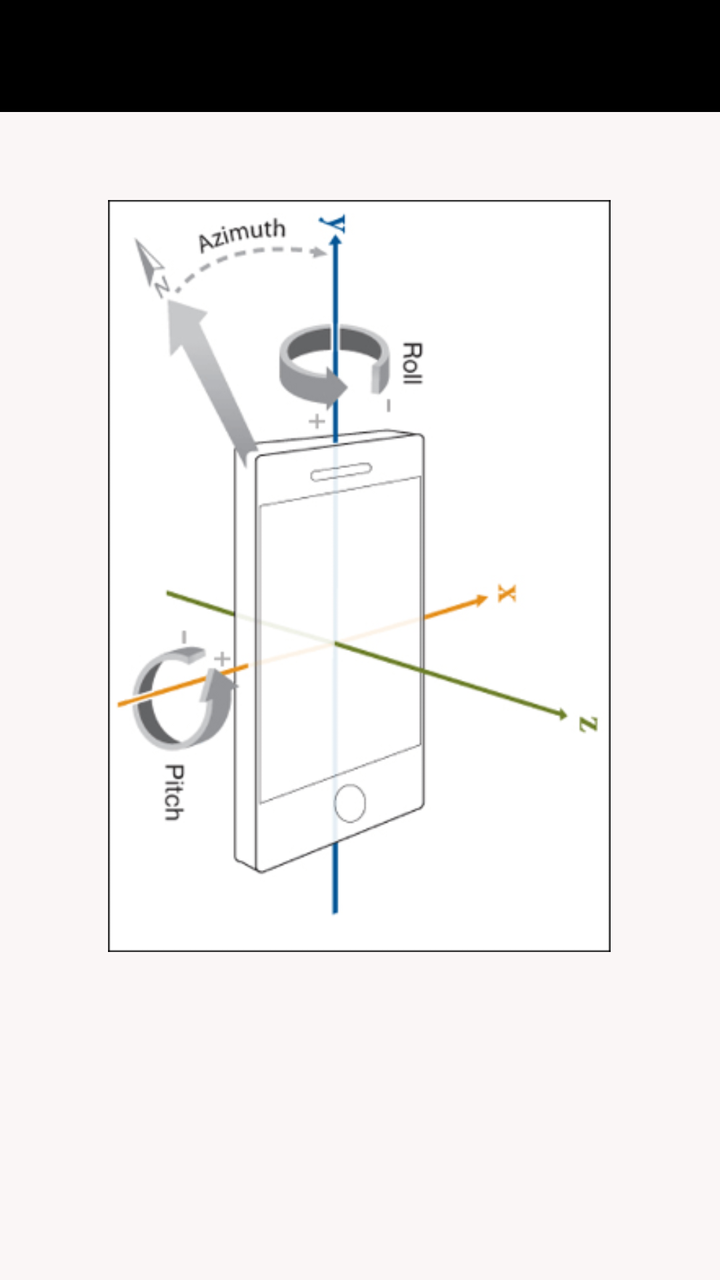
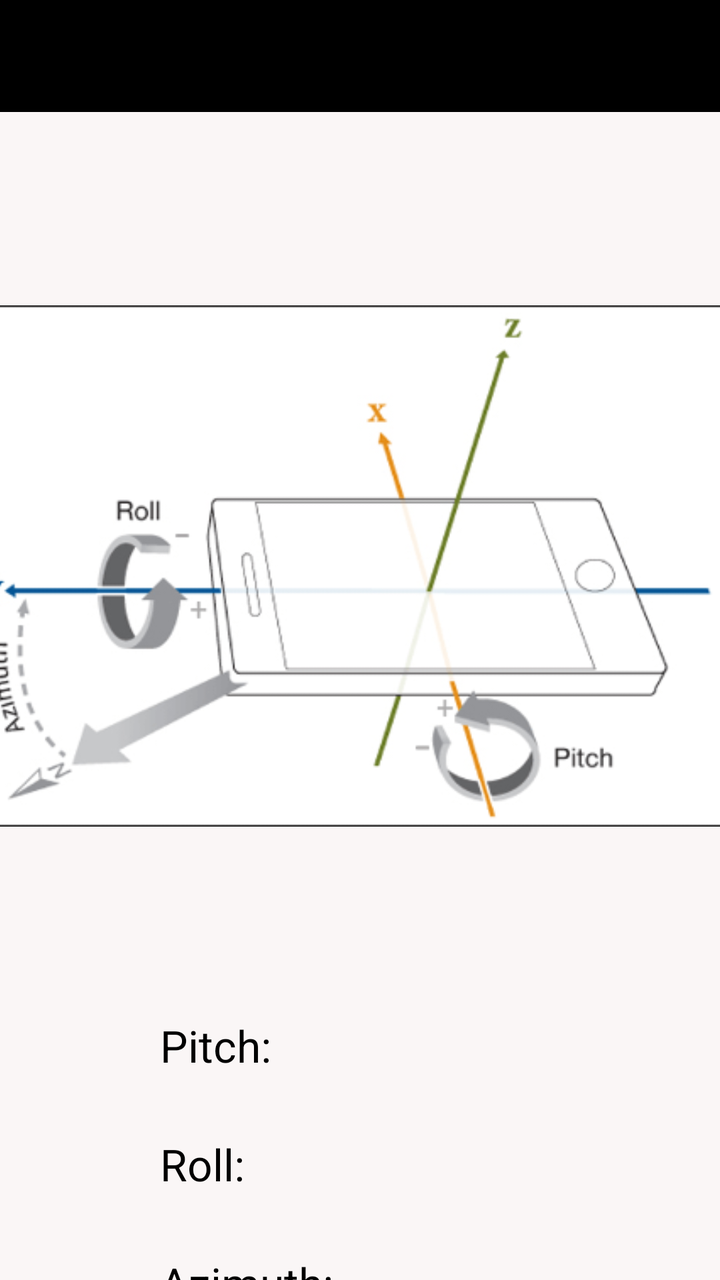

Two renders of the same Android screen: before a commit and after it. Below are the layout's source before the change and the commit's diff.
<!-- AndroidManifest.xml: application theme AppTheme -->
<!-- res/layout/activity_level.xml -->
<?xml version="1.0" encoding="utf-8"?>
<LinearLayout xmlns:android="http://schemas.android.com/apk/res/android"
    xmlns:app="http://schemas.android.com/apk/res-auto"
    xmlns:tools="http://schemas.android.com/tools"
    android:id="@+id/freeformangle"
    android:layout_width="match_parent"
    android:layout_height="match_parent"
    android:orientation="vertical"
    tools:context="com.slopeez.FreeformAngleMeasureActivity"
    >

    <androidx.appcompat.widget.Toolbar
        android:id="@+id/toolbar3"
        android:layout_width="match_parent"
        android:layout_height="56dp"
        android:background="@color/colorPrimary"
        >

    </androidx.appcompat.widget.Toolbar>

    <androidx.constraintlayout.widget.ConstraintLayout
        android:layout_width="match_parent"
        android:layout_height="match_parent"
        android:background="#FAF6F6"
        android:backgroundTint="#FAF6F6">

        <TextView
            android:id="@+id/Roll_view"
            android:layout_width="171dp"
            android:layout_height="57dp"
            android:layout_marginStart="120dp"
            android:layout_marginTop="40dp"
            android:layout_marginEnd="266dp"
            android:layout_marginBottom="1dp"
            android:text="Roll: "
            android:textAppearance="@style/TextAppearance.AppCompat.Large"
            android:textColor="@color/black"
            app:layout_constraintBottom_toTopOf="@+id/pitchView"
            app:layout_constraintEnd_toEndOf="parent"
            app:layout_constraintStart_toStartOf="parent"
            app:layout_constraintTop_toBottomOf="@id/imageView" />

        <TextView
            android:id="@+id/pitchView"
            android:layout_width="169dp"
            android:layout_height="58dp"
            android:layout_marginStart="120dp"
            android:layout_marginTop="32dp"
            android:layout_marginEnd="270dp"
            android:layout_marginBottom="5dp"
            android:text="Pitch:"
            android:textAppearance="@style/TextAppearance.AppCompat.Large"
            android:textColor="@color/black"
            app:layout_constraintBottom_toBottomOf="parent"
            app:layout_constraintEnd_toEndOf="parent"
            app:layout_constraintStart_toStartOf="parent"
            app:layout_constraintTop_toBottomOf="@id/Roll_view" />

        <ImageView
            android:id="@+id/imageView"
            android:layout_width="344dp"
            android:layout_height="376dp"
            android:layout_gravity="center_vertical"
            android:layout_marginStart="36dp"
            android:layout_marginTop="44dp"
            android:layout_marginEnd="37dp"
            app:layout_constraintEnd_toEndOf="parent"
            app:layout_constraintStart_toStartOf="parent"
            app:layout_constraintTop_toTopOf="parent"
            app:srcCompat="@drawable/orientation_axis" />

    </androidx.constraintlayout.widget.ConstraintLayout>
</LinearLayout>
<!-- resources referenced by this layout -->
<resources>
  <color name="black">#FF000000</color>
  <color name="colorPrimary">@android:color/black</color>
  <!-- drawable orientation_axis: png bitmap (drawable-hdpi, 17933 bytes) -->
  <style name="AppTheme" parent="Theme.AppCompat.NoActionBar">
      
      <item name="colorPrimary">@color/black</item>
      <item name="colorPrimaryVariant">@color/black</item>
      <item name="colorOnPrimary">@color/white</item>
      
      <item name="colorSecondary">@color/teal_200</item>
      <item name="colorSecondaryVariant">@color/teal_700</item>
      <item name="colorOnSecondary">@color/black</item>
      <item name="colorAccent">@android:color/holo_red_dark</item>
      <item name="windowActionBarOverlay">false</item>
      <item name="android:windowActionBarOverlay">false</item>
  
      
      <item name="android:statusBarColor" tools:targetApi="l">?attr/colorPrimaryVariant</item>
    </style>
  <color name="white">#FFFFFFFF</color>
  <color name="teal_200">#FF03DAC5</color>
  <color name="teal_700">#FF018786</color>
</resources>

<!-- the commit's change to res/layout/activity_level.xml (unified diff, before → after) -->
@@ -18,56 +18,56 @@
 
     </androidx.appcompat.widget.Toolbar>
 
-    <androidx.constraintlayout.widget.ConstraintLayout
+    <RelativeLayout
         android:layout_width="match_parent"
         android:layout_height="match_parent"
         android:background="#FAF6F6"
         android:backgroundTint="#FAF6F6">
 
         <TextView
-            android:id="@+id/Roll_view"
-            android:layout_width="171dp"
-            android:layout_height="57dp"
-            android:layout_marginStart="120dp"
-            android:layout_marginTop="40dp"
-            android:layout_marginEnd="266dp"
-            android:layout_marginBottom="1dp"
-            android:text="Roll: "
+            android:id="@+id/Roll_View"
+            android:layout_width="wrap_content"
+            android:layout_height="wrap_content"
+            android:layout_below="@id/pitchView"
+            android:layout_marginStart="80dp"
+            android:layout_marginTop="30dp"
+            android:text="Roll:"
             android:textAppearance="@style/TextAppearance.AppCompat.Large"
-            android:textColor="@color/black"
-            app:layout_constraintBottom_toTopOf="@+id/pitchView"
-            app:layout_constraintEnd_toEndOf="parent"
-            app:layout_constraintStart_toStartOf="parent"
-            app:layout_constraintTop_toBottomOf="@id/imageView" />
+            android:textColor="@color/black" />
+
+        <TextView
+            android:id="@+id/azimuthView"
+            android:layout_width="wrap_content"
+            android:layout_height="wrap_content"
+            android:layout_below="@id/Roll_View"
+            android:layout_marginStart="80dp"
+            android:layout_marginTop="30dp"
+            android:text="Azimuth:"
+            android:textAppearance="@style/TextAppearance.AppCompat.Large"
+            android:textColor="@color/black" />
+
 
         <TextView
             android:id="@+id/pitchView"
-            android:layout_width="169dp"
-            android:layout_height="58dp"
-            android:layout_marginStart="120dp"
-            android:layout_marginTop="32dp"
-            android:layout_marginEnd="270dp"
-            android:layout_marginBottom="5dp"
+            android:layout_width="wrap_content"
+            android:layout_height="wrap_content"
+            android:layout_below="@id/imageView"
+            android:layout_marginStart="80dp"
+            android:layout_marginTop="30dp"
             android:text="Pitch:"
             android:textAppearance="@style/TextAppearance.AppCompat.Large"
-            android:textColor="@color/black"
-            app:layout_constraintBottom_toBottomOf="parent"
-            app:layout_constraintEnd_toEndOf="parent"
-            app:layout_constraintStart_toStartOf="parent"
-            app:layout_constraintTop_toBottomOf="@id/Roll_view" />
+            android:textColor="@color/black" />
 
         <ImageView
             android:id="@+id/imageView"
-            android:layout_width="344dp"
-            android:layout_height="376dp"
+            android:layout_width="353dp"
+            android:layout_height="390dp"
+            android:layout_alignParentTop="true"
             android:layout_gravity="center_vertical"
             android:layout_marginStart="36dp"
-            android:layout_marginTop="44dp"
+            android:layout_marginTop="32dp"
             android:layout_marginEnd="37dp"
-            app:layout_constraintEnd_toEndOf="parent"
-            app:layout_constraintStart_toStartOf="parent"
-            app:layout_constraintTop_toTopOf="parent"
+            android:rotation="270"
             app:srcCompat="@drawable/orientation_axis" />
-
-    </androidx.constraintlayout.widget.ConstraintLayout>
+    </RelativeLayout>
 </LinearLayout>
